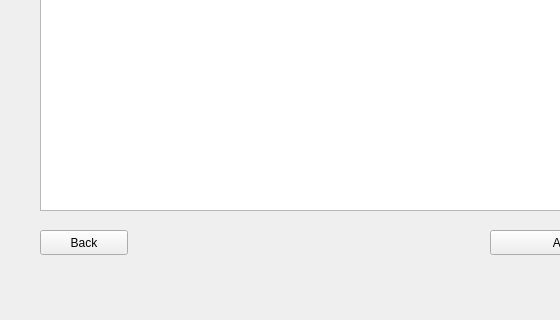
samotny-vouk/PyQT-Project-2024-1courseFEFU-, file dictionary_advanced.ui: the form before one commit; both pictures show x 0 to 560 and y 280 to 600 of the 800 by 600 pixel window.
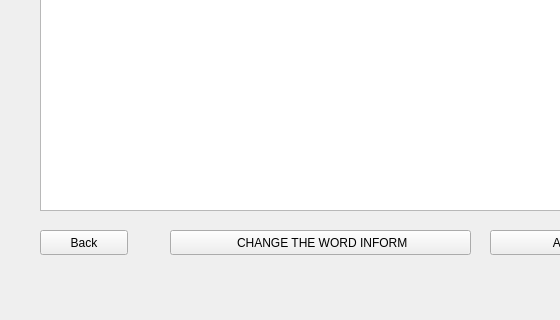
The form after the commit. Icons and pictures are not drawn.

The edit to the form file:
```diff
--- a/dictionary_advanced.ui
+++ b/dictionary_advanced.ui
@@ -155,6 +155,29 @@
      <string>Back</string>
     </property>
    </widget>
+   <widget class="QPushButton" name="to_change_word">
+    <property name="geometry">
+     <rect>
+      <x>170</x>
+      <y>510</y>
+      <width>301</width>
+      <height>25</height>
+     </rect>
+    </property>
+    <property name="text">
+     <string> CHANGE THE WORD INFORM</string>
+    </property>
+    <property name="icon">
+     <iconset>
+      <normaloff>img/update.png</normaloff>img/update.png</iconset>
+    </property>
+    <property name="iconSize">
+     <size>
+      <width>15</width>
+      <height>15</height>
+     </size>
+    </property>
+   </widget>
   </widget>
   <widget class="QMenuBar" name="menubar">
    <property name="geometry">
```
Left out of the diff: 4 changed lines with no effect on the pictures.
